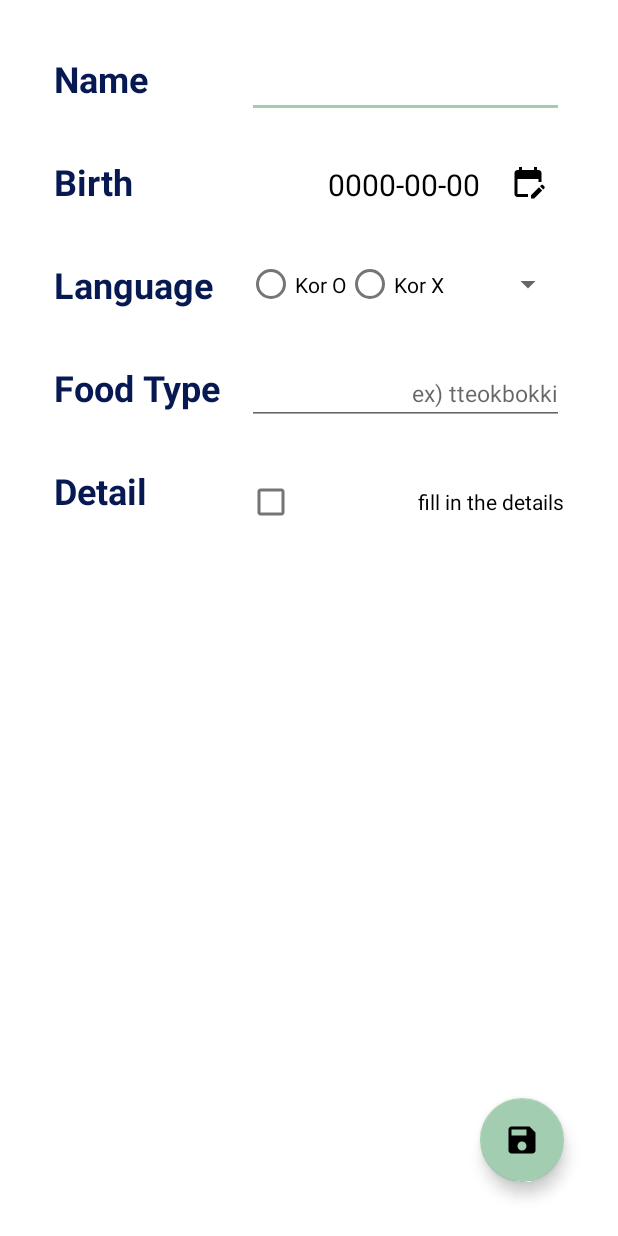
After one commit to Neighboring-Friends/LocalLink, an Android app: the FoodPeopleActivity screen opened directly, with no data from a screen before it, on a phone screen of 412 x 824 dp. The commit adds this screen. Run offline under Robolectric (Android 15) with nearby library versions, the phone set to English and light mode, and no system bars.

Commit message:
수정33

```diff
--- a/app/src/main/AndroidManifest.xml
+++ b/app/src/main/AndroidManifest.xml
@@ -51,6 +51,12 @@
             android:name=".attraction.AttractionActivity"
             android:exported="false"/>
         <activity
+            android:name=".banner.FoodPeopleActivity"
+            android:exported="false"/>
+        <activity
+            android:name=".banner.RecomendTourActivity"
+            android:exported="false"/>
+        <activity
             android:name=".chatdetail.ChatActivity" />
         <activity
             android:name=".attraction.AttractionDetailActivity"
--- /dev/null
+++ b/app/src/main/java/com/example/nextdoorfriend/banner/FoodPeopleActivity.kt
@@ -0,0 +1,60 @@
+package com.example.nextdoorfriend.banner
+
+import android.app.DatePickerDialog
+import android.content.Context
+import android.os.Bundle
+import android.widget.ArrayAdapter
+import android.widget.Toast
+import androidx.appcompat.app.AppCompatActivity
+import androidx.core.view.isVisible
+import com.example.nextdoorfriend.R
+import com.example.nextdoorfriend.databinding.ActivityFoodtogetherBinding
+
+class FoodPeopleActivity :AppCompatActivity()
+{
+    private lateinit var binding: ActivityFoodtogetherBinding
+    override fun onCreate(savedInstanceState: Bundle?) {
+        super.onCreate(savedInstanceState)
+        binding = ActivityFoodtogetherBinding.inflate(layoutInflater)
+        setContentView(binding.root)
+
+        binding.bloode.adapter = ArrayAdapter.createFromResource(
+            this, R.array.bloodtype, android.R.layout.simple_list_item_1
+        )
+
+        binding.datecheckinglayer.setOnClickListener {
+            val listener = DatePickerDialog.OnDateSetListener { datePicker, year, month, day ->
+                binding.birthe.text = "$year-${month.inc()}-$day"
+            }
+            DatePickerDialog(this, listener, 2000, 8, 19).show()
+
+        }
+
+        binding.checkbox.setOnCheckedChangeListener { _, isChecked ->
+            binding.emergencye.isVisible = isChecked
+        }
+
+        binding.emergencye.isVisible = binding.checkbox.isChecked
+
+        binding.floatingSaveActionButton.setOnClickListener {
+            saveData()
+            finish()
+        }
+    }
+
+    private fun saveData() {
+
+
+        Toast.makeText(this, "저장을 완료했습니다.", Toast.LENGTH_SHORT).show()
+    }
+
+    private fun getBloodtype(): String {
+        val bloodtype = binding.bloode.selectedItem.toString()
+        val bloodpm = if (binding.bloodTypePlus.isChecked) "Rh+ " else "Rh- "
+        return "$bloodpm$bloodtype"
+    }
+
+    private fun getWarn(): String {
+        return if (binding.checkbox.isChecked) binding.emergencye.toString() else ""
+    }
+}
--- /dev/null
+++ b/app/src/main/java/com/example/nextdoorfriend/banner/RecomendTourActivity.kt
@@ -0,0 +1,15 @@
+package com.example.nextdoorfriend.banner
+
+import android.os.Bundle
+import androidx.appcompat.app.AppCompatActivity
+import com.example.nextdoorfriend.databinding.ActivityFoodtogetherBinding
+import com.example.nextdoorfriend.databinding.ActivityTourRecomendBinding
+
+class RecomendTourActivity: AppCompatActivity() {
+    private lateinit var binding: ActivityTourRecomendBinding
+    override fun onCreate(savedInstanceState: Bundle?) {
+        super.onCreate(savedInstanceState)
+        binding = ActivityTourRecomendBinding.inflate(layoutInflater)
+        setContentView(binding.root)
+    }
+}
--- a/app/src/main/java/com/example/nextdoorfriend/home/HomeAdapter.kt
+++ b/app/src/main/java/com/example/nextdoorfriend/home/HomeAdapter.kt
@@ -1,16 +1,22 @@
 package com.example.nextdoorfriend.home
 
 import android.content.Context
+import android.content.Intent
 import android.view.LayoutInflater
 import android.view.View
 import android.view.ViewGroup
 import android.widget.ImageView
 import android.widget.TextView
+import android.widget.Toast
 import androidx.recyclerview.widget.RecyclerView
 import com.example.nextdoorfriend.R
+import com.example.nextdoorfriend.attractionCourse.AttractionCourseActivity
+import com.example.nextdoorfriend.banner.FoodPeopleActivity
+import com.example.nextdoorfriend.banner.RecomendTourActivity
+
 import com.example.nextdoorfriend.databinding.ItemMainBannerBinding
 
-class HomeAdapter (val bannerList: ArrayList<HomeItem>) : RecyclerView.Adapter<HomeAdapter.PagerViewHolder>() {
+class HomeAdapter(private val context: Context, val bannerList: ArrayList<HomeItem>) : RecyclerView.Adapter<HomeAdapter.PagerViewHolder>() {
     override fun onCreateViewHolder(parent: ViewGroup, viewType: Int): PagerViewHolder {
         return PagerViewHolder(LayoutInflater.from(parent.context).inflate(R.layout.item_main_banner, parent, false))
     }
@@ -22,10 +28,31 @@ class HomeAdapter (val bannerList: ArrayList<HomeItem>) : RecyclerView.Adapter<H
     override fun onBindViewHolder(holder: PagerViewHolder, position: Int) {
         val currentItem = bannerList[position]
         holder.bind(currentItem)
+
+        // 이미지 클릭 리스너 설정
+        holder.bannerImageView.setOnClickListener {
+            // 클릭한 이미지에 대한 처리
+            when(position){
+                0 -> {
+                    val intent = Intent(context, FoodPeopleActivity::class.java)
+                    context.startActivity(intent)
+                }
+                1 -> {
+
+                }
+                2-> {
+                    val intent = Intent(context, AttractionCourseActivity::class.java)
+                    context.startActivity(intent)
+                }
+                else ->{
+
+                }
+            }
+        }
     }
 
     inner class PagerViewHolder(itemView: View) : RecyclerView.ViewHolder(itemView) {
-        private val bannerImageView: ImageView = itemView.findViewById(R.id.banner_image)
+        val bannerImageView: ImageView = itemView.findViewById(R.id.banner_image)
         private val titleTextView: TextView = itemView.findViewById(R.id.text_title)
         private val subtitleTextView: TextView = itemView.findViewById(R.id.text_title2)
 
--- a/app/src/main/java/com/example/nextdoorfriend/home/HomeFragment.kt
+++ b/app/src/main/java/com/example/nextdoorfriend/home/HomeFragment.kt
@@ -18,7 +18,7 @@ class HomeFragment : Fragment(R.layout.activity_homeviewpager) {
         super.onViewCreated(view, savedInstanceState)
         binding = ActivityHomeviewpagerBinding.bind(view)
 
-        binding.viewPager.adapter = HomeAdapter(imageItems) // 어댑터 생성
+        binding.viewPager.adapter = HomeAdapter(this.requireContext(),imageItems) // 어댑터 생성
         binding.viewPager.orientation = ViewPager2.ORIENTATION_HORIZONTAL // 방향을 가로로
         TabLayoutMediator(
             binding.tabLayout,
--- /dev/null
+++ b/app/src/main/res/drawable/baseline_edit_calendar_24.xml
@@ -0,0 +1,5 @@
+<vector android:height="24dp" android:tint="#000000"
+    android:viewportHeight="24" android:viewportWidth="24"
+    android:width="24dp" xmlns:android="http://schemas.android.com/apk/res/android">
+    <path android:fillColor="@android:color/white" android:pathData="M12,22H5c-1.11,0 -2,-0.9 -2,-2L3.01,6c0,-1.1 0.88,-2 1.99,-2h1V2h2v2h8V2h2v2h1c1.1,0 2,0.9 2,2v6h-2v-2H5v10h7V22zM22.13,16.99l0.71,-0.71c0.39,-0.39 0.39,-1.02 0,-1.41l-0.71,-0.71c-0.39,-0.39 -1.02,-0.39 -1.41,0l-0.71,0.71L22.13,16.99zM21.42,17.7l-5.3,5.3H14v-2.12l5.3,-5.3L21.42,17.7z"/>
+</vector>
--- /dev/null
+++ b/app/src/main/res/drawable/baseline_save_24.xml
@@ -0,0 +1,5 @@
+<vector android:height="24dp" android:tint="#000000"
+    android:viewportHeight="24" android:viewportWidth="24"
+    android:width="24dp" xmlns:android="http://schemas.android.com/apk/res/android">
+    <path android:fillColor="@android:color/white" android:pathData="M17,3L5,3c-1.11,0 -2,0.9 -2,2v14c0,1.1 0.89,2 2,2h14c1.1,0 2,-0.9 2,-2L21,7l-4,-4zM12,19c-1.66,0 -3,-1.34 -3,-3s1.34,-3 3,-3 3,1.34 3,3 -1.34,3 -3,3zM15,9L5,9L5,5h10v4z"/>
+</vector>
--- /dev/null
+++ b/app/src/main/res/layout/activity_foodtogether.xml
@@ -0,0 +1,194 @@
+<?xml version="1.0" encoding="utf-8"?>
+<androidx.constraintlayout.widget.ConstraintLayout xmlns:android="http://schemas.android.com/apk/res/android"
+    xmlns:app="http://schemas.android.com/apk/res-auto"
+    xmlns:tools="http://schemas.android.com/tools"
+    android:layout_width="match_parent"
+    android:layout_height="match_parent"
+    tools:context=".MainActivity">
+
+    <CheckBox
+        android:id="@+id/checkbox"
+        android:layout_width="0dp"
+        android:layout_height="wrap_content"
+        android:gravity="end|center_vertical"
+        android:text="fill in the details"
+        app:layout_constraintBottom_toBottomOf="@+id/emergency"
+        app:layout_constraintEnd_toEndOf="@+id/namee"
+        app:layout_constraintStart_toStartOf="@+id/guideline"
+        app:layout_constraintTop_toTopOf="@+id/emergency"
+        app:layout_constraintVertical_bias="0.0" />
+
+
+    <EditText
+        android:id="@+id/namee"
+        style="@style/Value"
+        android:layout_width="0dp"
+        android:layout_height="wrap_content"
+        android:inputType="text"
+        app:layout_constraintBaseline_toBaselineOf="@+id/name"
+        app:layout_constraintEnd_toEndOf="parent"
+        app:layout_constraintStart_toStartOf="@id/guideline"
+        app:layout_constraintTop_toTopOf="@+id/name" />
+
+    <EditText
+        android:id="@+id/phonee"
+        style="@style/Value"
+        android:layout_width="0dp"
+        android:layout_height="wrap_content"
+        android:hint="ex) tteokbokki"
+        android:textSize="15sp"
+        android:inputType="text"
+        app:layout_constraintBaseline_toBaselineOf="@+id/phone"
+        app:layout_constraintEnd_toEndOf="parent"
+        app:layout_constraintStart_toStartOf="@+id/guideline"
+        app:layout_constraintTop_toTopOf="@id/phone" />
+
+
+    <EditText
+        android:id="@+id/emergencye"
+        style="@style/Value"
+        android:layout_width="0dp"
+        android:layout_height="wrap_content"
+        android:hint="ex) I don't like spicy food"
+        android:textSize="15sp"
+        android:inputType="text"
+        app:layout_constraintEnd_toEndOf="parent"
+        app:layout_constraintHorizontal_bias="0.0"
+        app:layout_constraintStart_toStartOf="@+id/guideline"
+        app:layout_constraintTop_toBottomOf="@id/checkbox" />
+
+    <ImageButton
+        android:id="@+id/imageButton"
+        android:layout_width="wrap_content"
+        android:layout_height="wrap_content"
+        android:backgroundTint="#FFFFFF"
+        android:src="@drawable/baseline_edit_calendar_24"
+        app:layout_constraintBottom_toBottomOf="@id/birth"
+        app:layout_constraintEnd_toEndOf="@+id/namee"
+        app:layout_constraintTop_toTopOf="@id/birth" />
+
+    <RadioGroup
+        android:id="@+id/radioGroup"
+        android:layout_width="wrap_content"
+        android:layout_height="0dp"
+
+        android:orientation="horizontal"
+        app:layout_constraintBottom_toBottomOf="@+id/bload"
+
+        app:layout_constraintStart_toStartOf="@+id/guideline"
+        app:layout_constraintTop_toTopOf="@+id/bload">
+
+        <RadioButton
+            android:id="@+id/bloodTypePlus"
+            android:layout_width="wrap_content"
+            android:layout_height="wrap_content"
+            android:text="Kor O" />
+
+        <RadioButton
+            android:id="@+id/bloodTypeMinus"
+            android:layout_width="wrap_content"
+            android:layout_height="wrap_content"
+            android:text="Kor X" />
+    </RadioGroup>
+
+    <Spinner
+        android:id="@+id/bloode"
+        android:layout_width="0dp"
+        android:layout_height="wrap_content"
+        app:layout_constraintBottom_toBottomOf="@id/bload"
+        app:layout_constraintEnd_toEndOf="@+id/namee"
+        app:layout_constraintStart_toEndOf="@+id/radioGroup"
+        app:layout_constraintTop_toTopOf="@+id/bload" />
+
+    <TextView
+        android:id="@+id/name"
+        style="@style/Title"
+        android:layout_width="wrap_content"
+        android:layout_height="wrap_content"
+        android:text="Name"
+        app:layout_constraintStart_toStartOf="parent"
+        app:layout_constraintTop_toTopOf="parent" />
+
+
+    <TextView
+        android:id="@+id/birth"
+        style="@style/Title"
+        android:layout_width="wrap_content"
+        android:layout_height="wrap_content"
+        android:text="Birth"
+        app:layout_constraintStart_toStartOf="parent"
+        app:layout_constraintTop_toBottomOf="@id/name" />
+
+    <TextView
+        android:id="@+id/bload"
+        style="@style/Title"
+        android:layout_width="wrap_content"
+        android:layout_height="wrap_content"
+        android:text="Language"
+        app:layout_constraintStart_toStartOf="parent"
+        app:layout_constraintTop_toBottomOf="@id/birth" />
+
+
+    <TextView
+        android:id="@+id/phone"
+        style="@style/Title"
+        android:layout_width="wrap_content"
+        android:layout_height="wrap_content"
+        android:text="Food Type"
+        app:layout_constraintStart_toStartOf="parent"
+        app:layout_constraintTop_toBottomOf="@id/bload" />
+
+    <TextView
+        android:id="@+id/emergency"
+        style="@style/Title"
+        android:layout_width="wrap_content"
+        android:layout_height="wrap_content"
+        android:text="Detail"
+        app:layout_constraintStart_toStartOf="parent"
+        app:layout_constraintTop_toBottomOf="@id/phone" />
+
+    <TextView
+        android:id="@+id/birthe"
+        style="@style/Value"
+        android:layout_width="0dp"
+        android:layout_height="wrap_content"
+        android:layout_marginRight="0dp"
+        android:gravity="end"
+        android:paddingEnd="8dp"
+        android:text="0000-00-00"
+        app:layout_constraintBaseline_toBaselineOf="@+id/birth"
+        app:layout_constraintEnd_toStartOf="@+id/imageButton"
+        app:layout_constraintStart_toStartOf="@+id/guideline"
+        app:layout_constraintTop_toTopOf="@id/birth" />
+
+
+    <androidx.constraintlayout.helper.widget.Layer
+        android:id="@+id/datecheckinglayer"
+        android:layout_width="wrap_content"
+        android:layout_height="wrap_content"
+        app:constraint_referenced_ids="imageButton,birthe"
+        tools:ignore="MissingConstraints"
+        tools:layout_editor_absoluteX="165dp"
+        tools:layout_editor_absoluteY="104dp" />
+
+    <androidx.constraintlayout.widget.Guideline
+        android:id="@+id/guideline"
+        android:layout_width="match_parent"
+        android:layout_height="match_parent"
+        android:orientation="vertical"
+        app:layout_constraintGuide_percent="0.4" />
+
+    <com.google.android.material.floatingactionbutton.FloatingActionButton
+        android:id="@+id/floatingSaveActionButton"
+        android:layout_width="wrap_content"
+        android:layout_height="wrap_content"
+        android:layout_marginEnd="36dp"
+        android:layout_marginBottom="36dp"
+        android:clickable="true"
+        app:layout_constraintBottom_toBottomOf="parent"
+        app:layout_constraintEnd_toEndOf="parent"
+        android:src="@drawable/baseline_save_24"
+        app:tint="@null"
+        />
+
+</androidx.constraintlayout.widget.ConstraintLayout>
--- /dev/null
+++ b/app/src/main/res/layout/activity_tour_recomend.xml
@@ -0,0 +1,11 @@
+<?xml version="1.0" encoding="utf-8"?>
+<androidx.constraintlayout.widget.ConstraintLayout xmlns:android="http://schemas.android.com/apk/res/android"
+    android:layout_width="match_parent"
+    android:layout_height="match_parent">
+<TextView
+    android:layout_width="match_parent"
+    android:layout_height="match_parent"
+    android:text="투어 만드는 액티비티"
+    android:textSize="100sp"
+/>
+</androidx.constraintlayout.widget.ConstraintLayout>
--- /dev/null
+++ b/app/src/main/res/values/arrays.xml
@@ -0,0 +1,8 @@
+<?xml version="1.0" encoding="utf-8"?>
+<resources>
+    <string-array name="bloodtype">
+        <item>English</item>
+        <item>中国人</item>
+        <item>Français</item>
+    </string-array>
+</resources>
--- a/app/src/main/res/values/styles.xml
+++ b/app/src/main/res/values/styles.xml
@@ -36,4 +36,21 @@
         <item name="android:textColorHint">@color/hint_text_color</item>
         <item name="android:backgroundTint">@color/primary</item>
     </style>
+
+    <style name = "Title" parent="Widget.AppCompat.TextView">
+        <item name ="android:textColor">@color/primary1</item>
+        <item name ="android:textSize">24sp</item>
+        <item name ="android:layout_marginTop">36dp</item>
+        <item name ="android:layout_marginLeft">36dp</item>
+        <item name ="android:textStyle">bold</item>
+    </style>
+
+    <style name = "Value">
+        <item name ="android:textColor">@color/black</item>
+        <item name ="android:textSize">20sp</item>
+        <item name ="android:layout_marginRight">36dp</item>
+        <item name ="android:gravity">end</item>
+        <item name ="android:maxLines">1</item>
+        <item name ="android:ellipsize">end</item>
+    </style>
 </resources>
```
